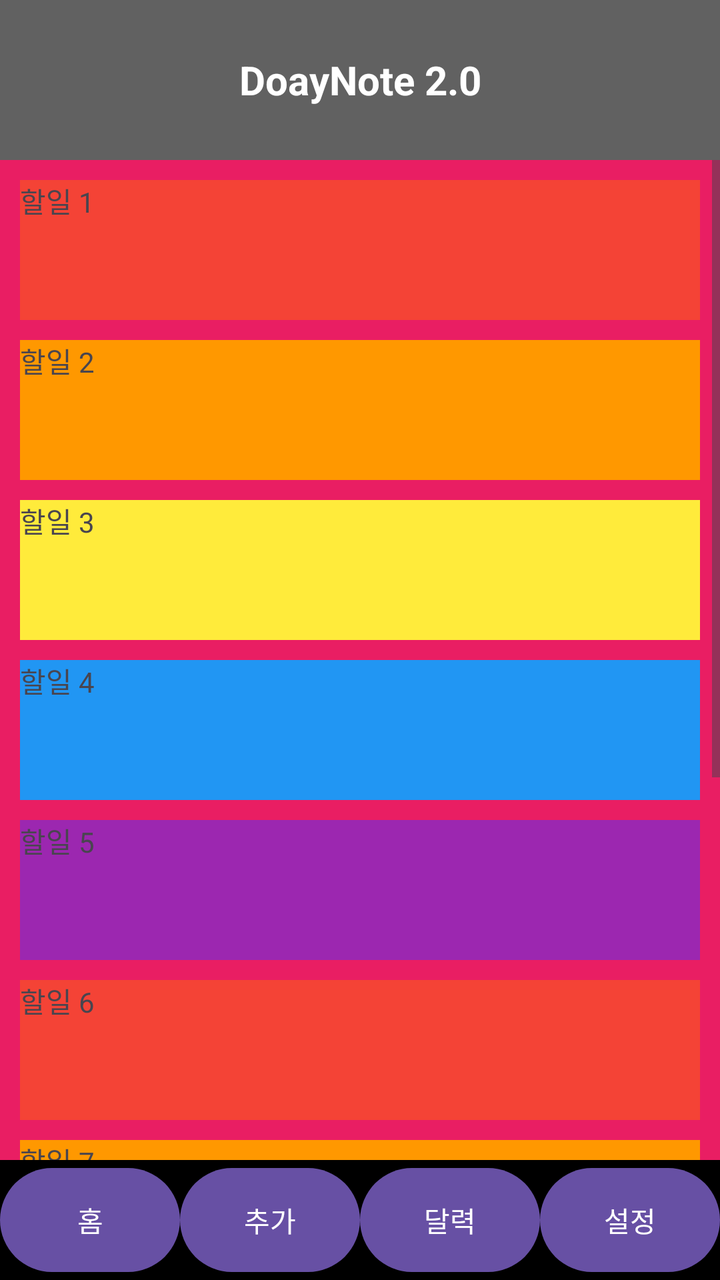
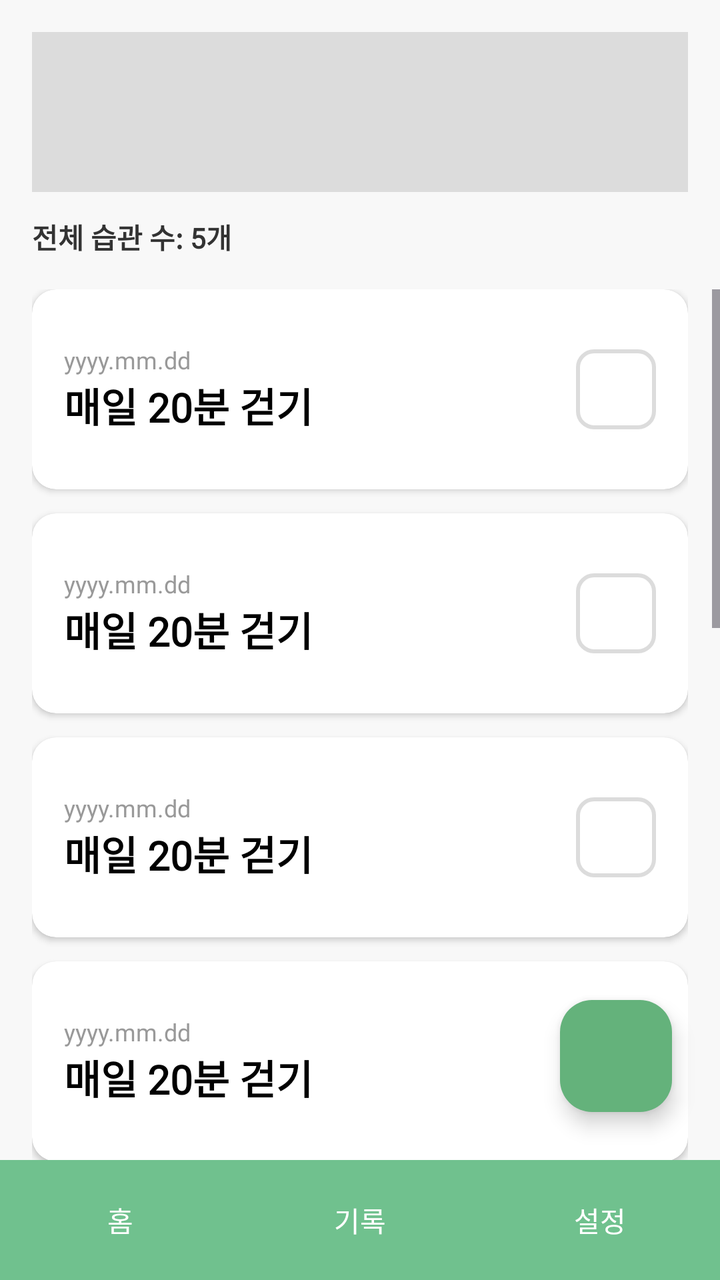

Before-and-after screenshots of an Android layout around one commit, followed by the original layout XML and the change that was made.
<!-- AndroidManifest.xml: application theme Theme.DoDayNote -->
<!-- res/layout/activity_main.xml -->
<?xml version="1.0" encoding="utf-8"?>
<LinearLayout xmlns:android="http://schemas.android.com/apk/res/android"
    android:id="@+id/main"
    android:layout_width="match_parent"
    android:layout_height="match_parent"
    android:orientation="vertical"
    android:background="@color/pink">

    <TextView
        android:layout_width="match_parent"
        android:layout_height="80dp"
        android:background="@color/dark_grey"
        android:gravity="center"
        android:textColor="@android:color/white"
        android:textSize="20sp"
        android:textStyle="bold"
        android:text="DoayNote 2.0" />

    <ScrollView
        android:layout_width="match_parent"
        android:layout_height="0dp"
        android:layout_weight="1"
        android:fillViewport="true"> <LinearLayout
        android:orientation="vertical"
        android:layout_width="match_parent"
        android:layout_height="wrap_content"
        android:padding="5dp">

        <TextView android:id="@+id/habit_1" android:layout_width="match_parent" android:layout_height="70dp" android:background="@color/red" android:layout_margin="5dp" android:text="할일 1" />
        <TextView android:id="@+id/habit_2" android:layout_width="match_parent" android:layout_height="70dp" android:background="@color/orange" android:layout_margin="5dp" android:text="할일 2" />
        <TextView android:id="@+id/habit_3" android:layout_width="match_parent" android:layout_height="70dp" android:background="@color/yellow" android:layout_margin="5dp" android:text="할일 3" />
        <TextView android:id="@+id/habit_4" android:layout_width="match_parent" android:layout_height="70dp" android:background="@color/blue" android:layout_margin="5dp" android:text="할일 4" />
        <TextView android:id="@+id/habit_5" android:layout_width="match_parent" android:layout_height="70dp" android:background="@color/purple" android:layout_margin="5dp" android:text="할일 5" />
        <TextView android:id="@+id/habit_6" android:layout_width="match_parent" android:layout_height="70dp" android:background="@color/red" android:layout_margin="5dp" android:text="할일 6" />
        <TextView android:id="@+id/habit_7" android:layout_width="match_parent" android:layout_height="70dp" android:background="@color/orange" android:layout_margin="5dp" android:text="할일 7" />
        <TextView android:id="@+id/habit_8" android:layout_width="match_parent" android:layout_height="70dp" android:background="@color/purple" android:layout_margin="5dp" android:text="할일 5" />
        <TextView android:id="@+id/habit_9" android:layout_width="match_parent" android:layout_height="70dp" android:background="@color/red" android:layout_margin="5dp" android:text="할일 6" />
        <TextView android:id="@+id/habit_10" android:layout_width="match_parent" android:layout_height="70dp" android:background="@color/orange" android:layout_margin="5dp" android:text="할일 7" />


    </LinearLayout>
    </ScrollView>

    <LinearLayout
        android:layout_width="match_parent"
        android:layout_height="60dp"
        android:background="@color/black"
        android:orientation="horizontal">

        <Button
            android:id="@+id/btn_home"
            android:layout_width="0dp"
            android:layout_height="match_parent"
            android:layout_weight="1"
            android:text="홈" />

        <Button
            android:id="@+id/btn_add"
            android:layout_width="0dp"
            android:layout_height="match_parent"
            android:layout_weight="1"
            android:text="추가" />

        <Button
            android:id="@+id/btn_calendar"
            android:layout_width="0dp"
            android:layout_height="match_parent"
            android:layout_weight="1"
            android:text="달력" />

        <Button
            android:id="@+id/btn_settings"
            android:layout_width="0dp"
            android:layout_height="match_parent"
            android:layout_weight="1"
            android:text="설정" />
    </LinearLayout>
</LinearLayout>
<!-- resources referenced by this layout -->
<resources>
  <color name="black">#000000</color>
  <color name="blue">#2196F3</color>
  <color name="dark_grey">#616161</color>
  <color name="orange">#FF9800</color>
  <color name="pink">#E91E63</color>
  <color name="purple">#9C27B0</color>
  <color name="red">#F44336</color>
  <color name="yellow">#FFEB3B</color>
  <style name="Theme.DoDayNote" parent="Base.Theme.DoDayNote" />
  <style name="Base.Theme.DoDayNote" parent="Theme.Material3.DayNight.NoActionBar">
          
          
      </style>
</resources>

<!-- the commit's change to res/layout/activity_main.xml (unified diff, before → after) -->
@@ -1,78 +1,161 @@
 <?xml version="1.0" encoding="utf-8"?>
-<LinearLayout xmlns:android="http://schemas.android.com/apk/res/android"
+<FrameLayout
+    xmlns:android="http://schemas.android.com/apk/res/android"
+    xmlns:app="http://schemas.android.com/apk/res-auto"
     android:id="@+id/main"
     android:layout_width="match_parent"
     android:layout_height="match_parent"
-    android:orientation="vertical"
-    android:background="@color/pink">
-
-    <TextView
-        android:layout_width="match_parent"
-        android:layout_height="80dp"
-        android:background="@color/dark_grey"
-        android:gravity="center"
-        android:textColor="@android:color/white"
-        android:textSize="20sp"
-        android:textStyle="bold"
-        android:text="DoayNote 2.0" />
-
-    <ScrollView
-        android:layout_width="match_parent"
-        android:layout_height="0dp"
-        android:layout_weight="1"
-        android:fillViewport="true"> <LinearLayout
-        android:orientation="vertical"
-        android:layout_width="match_parent"
-        android:layout_height="wrap_content"
-        android:padding="5dp">
-
-        <TextView android:id="@+id/habit_1" android:layout_width="match_parent" android:layout_height="70dp" android:background="@color/red" android:layout_margin="5dp" android:text="할일 1" />
-        <TextView android:id="@+id/habit_2" android:layout_width="match_parent" android:layout_height="70dp" android:background="@color/orange" android:layout_margin="5dp" android:text="할일 2" />
-        <TextView android:id="@+id/habit_3" android:layout_width="match_parent" android:layout_height="70dp" android:background="@color/yellow" android:layout_margin="5dp" android:text="할일 3" />
-        <TextView android:id="@+id/habit_4" android:layout_width="match_parent" android:layout_height="70dp" android:background="@color/blue" android:layout_margin="5dp" android:text="할일 4" />
-        <TextView android:id="@+id/habit_5" android:layout_width="match_parent" android:layout_height="70dp" android:background="@color/purple" android:layout_margin="5dp" android:text="할일 5" />
-        <TextView android:id="@+id/habit_6" android:layout_width="match_parent" android:layout_height="70dp" android:background="@color/red" android:layout_margin="5dp" android:text="할일 6" />
-        <TextView android:id="@+id/habit_7" android:layout_width="match_parent" android:layout_height="70dp" android:background="@color/orange" android:layout_margin="5dp" android:text="할일 7" />
-        <TextView android:id="@+id/habit_8" android:layout_width="match_parent" android:layout_height="70dp" android:background="@color/purple" android:layout_margin="5dp" android:text="할일 5" />
-        <TextView android:id="@+id/habit_9" android:layout_width="match_parent" android:layout_height="70dp" android:background="@color/red" android:layout_margin="5dp" android:text="할일 6" />
-        <TextView android:id="@+id/habit_10" android:layout_width="match_parent" android:layout_height="70dp" android:background="@color/orange" android:layout_margin="5dp" android:text="할일 7" />
-
-
-    </LinearLayout>
-    </ScrollView>
+    android:background="#F8F8F8">
 
     <LinearLayout
         android:layout_width="match_parent"
-        android:layout_height="60dp"
-        android:background="@color/black"
-        android:orientation="horizontal">
+        android:layout_height="match_parent"
+        android:orientation="vertical">
 
-        <Button
-            android:id="@+id/btn_home"
-            android:layout_width="0dp"
-            android:layout_height="match_parent"
+        <LinearLayout
+            android:layout_width="match_parent"
+            android:layout_height="wrap_content"
+            android:orientation="vertical"
+            android:padding="16dp">
+
+            <View
+                android:layout_width="match_parent"
+                android:layout_height="80dp"
+                android:background="#DCDCDC" />
+
+            <TextView
+                android:layout_width="wrap_content"
+                android:layout_height="wrap_content"
+                android:layout_marginTop="12dp"
+                android:text="전체 습관 수: 5개"
+                android:fontFamily="@font/inter"
+                android:textStyle="bold"
+                android:textColor="#333333"
+                android:textSize="14sp" />
+        </LinearLayout>
+
+        <ScrollView
+            android:layout_width="match_parent"
+            android:layout_height="0dp"
             android:layout_weight="1"
-            android:text="홈" />
+            android:fillViewport="true">
 
-        <Button
-            android:id="@+id/btn_add"
-            android:layout_width="0dp"
-            android:layout_height="match_parent"
-            android:layout_weight="1"
-            android:text="추가" />
+            <LinearLayout
+                android:orientation="vertical"
+                android:layout_width="match_parent"
+                android:layout_height="wrap_content"
+                android:paddingHorizontal="16dp">
 
-        <Button
-            android:id="@+id/btn_calendar"
-            android:layout_width="0dp"
-            android:layout_height="match_parent"
-            android:layout_weight="1"
-            android:text="달력" />
+                <include layout="@layout/item_habit_card" />
+                <include layout="@layout/item_habit_card" />
+                <include layout="@layout/item_habit_card" />
+                <include layout="@layout/item_habit_card" />
+                <include layout="@layout/item_habit_card" />
+                <include layout="@layout/item_habit_card" />
+                <include layout="@layout/item_habit_card" />
+                <include layout="@layout/item_habit_card" />
+                <include layout="@layout/item_habit_card" />
+                <include layout="@layout/item_habit_card" />
 
-        <Button
-            android:id="@+id/btn_settings"
-            android:layout_width="0dp"
-            android:layout_height="match_parent"
-            android:layout_weight="1"
-            android:text="설정" />
+            </LinearLayout>
+        </ScrollView>
+
+        <include layout="@layout/activity_footer" />
     </LinearLayout>
+
+    
+    <com.google.android.material.floatingactionbutton.FloatingActionButton
+        android:id="@+id/fab_add"
+        android:layout_width="wrap_content"
+        android:layout_height="wrap_content"
+        android:layout_gravity="bottom|end"
+        android:layout_marginEnd="24dp"
+        android:layout_marginBottom="84dp"
+        android:backgroundTint="@color/main_green"
+        app:elevation="6dp" />
+
+</FrameLayout>
+<!-- res/layout/item_habit_card.xml (included above) -->
+<?xml version="1.0" encoding="utf-8"?>
+<androidx.cardview.widget.CardView
+    xmlns:android="http://schemas.android.com/apk/res/android"
+    xmlns:app="http://schemas.android.com/apk/res-auto"
+    android:layout_width="match_parent"
+    android:layout_height="wrap_content"
+    android:layout_marginBottom="12dp"
+    app:cardCornerRadius="12dp"
+    app:cardElevation="2dp">
+
+    <RelativeLayout
+        android:layout_width="match_parent"
+        android:layout_height="100dp"
+        android:padding="16dp">
+
+        <LinearLayout
+            android:layout_width="wrap_content"
+            android:layout_height="wrap_content"
+            android:orientation="vertical"
+            android:layout_alignParentLeft="true"
+            android:layout_centerVertical="true">
+
+            <TextView
+                android:layout_width="wrap_content"
+                android:layout_height="wrap_content"
+                android:text="yyyy.mm.dd"
+                android:textColor="#999999"
+                android:textSize="12sp"
+                android:fontFamily="@font/inter" />
+
+            <TextView
+                android:layout_width="wrap_content"
+                android:layout_height="wrap_content"
+                android:text="매일 20분 걷기"
+                android:textColor="#000000"
+                android:textSize="20sp"
+                android:textStyle="bold"
+                android:fontFamily="@font/inter" />
+        </LinearLayout>
+
+        <View
+            android:layout_width="40dp"
+            android:layout_height="40dp"
+            android:layout_alignParentRight="true"
+            android:layout_centerVertical="true"
+            android:background="@drawable/shape_checkbox_outline" /> </RelativeLayout>
+</androidx.cardview.widget.CardView>
+<!-- res/layout/activity_footer.xml (included above) -->
+<?xml version="1.0" encoding="utf-8"?>
+<LinearLayout xmlns:android="http://schemas.android.com/apk/res/android"
+    android:id="@+id/layout_bottom_nav"
+    android:layout_width="match_parent"
+    android:layout_height="60dp"
+    android:background="#70C18E"
+    android:orientation="horizontal">
+
+    <Button
+        android:id="@+id/btn_home"
+        style="?android:attr/borderlessButtonStyle"
+        android:layout_width="0dp"
+        android:layout_height="match_parent"
+        android:layout_weight="1"
+        android:text="홈"
+        android:textColor="#FFFFFF" />
+
+    <Button
+        android:id="@+id/btn_record"
+        style="?android:attr/borderlessButtonStyle"
+        android:layout_width="0dp"
+        android:layout_height="match_parent"
+        android:layout_weight="1"
+        android:text="기록"
+        android:textColor="#FFFFFF" />
+
+    <Button
+        android:id="@+id/btn_settings"
+        style="?android:attr/borderlessButtonStyle"
+        android:layout_width="0dp"
+        android:layout_height="match_parent"
+        android:layout_weight="1"
+        android:text="설정"
+        android:textColor="#FFFFFF" />
 </LinearLayout>
<!-- resource entries referenced after the edit -->
@@ -1,13 +1,16 @@
 <!-- resources referenced by this layout -->
 <resources>
-  <color name="black">#000000</color>
-  <color name="blue">#2196F3</color>
-  <color name="dark_grey">#616161</color>
-  <color name="orange">#FF9800</color>
-  <color name="pink">#E91E63</color>
-  <color name="purple">#9C27B0</color>
-  <color name="red">#F44336</color>
-  <color name="yellow">#FFEB3B</color>
+  <color name="main_green">#64B27B</color>
+  <!-- drawable shape_checkbox_outline (drawable) -->
+  <?xml version="1.0" encoding="utf-8"?>
+  <shape xmlns:android="http://schemas.android.com/apk/res/android"
+      android:shape="rectangle">
+      <stroke
+          android:width="2dp"
+          android:color="#DCDCDC" />
+      <corners android:radius="8dp" />
+      <solid android:color="@android:color/transparent" />
+  </shape>
   <style name="Theme.DoDayNote" parent="Base.Theme.DoDayNote" />
   <style name="Base.Theme.DoDayNote" parent="Theme.Material3.DayNight.NoActionBar">
           
